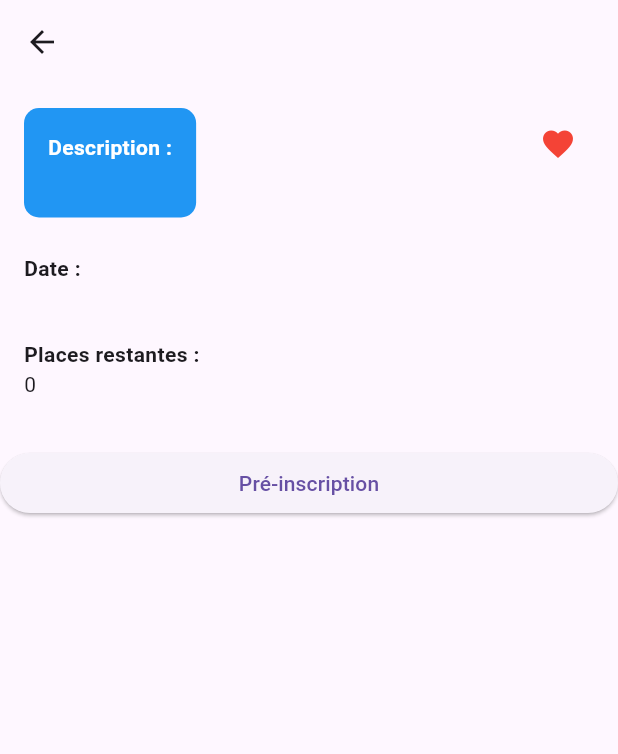
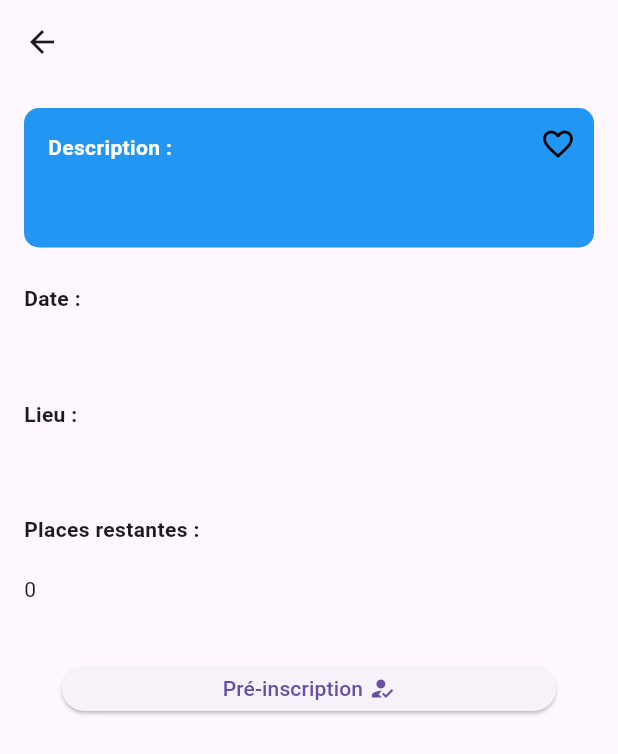
Before and after one commit to Zyphine/ConjuGO, a Flutter app: the DescriptionPage screen opened directly with empty values, on a phone screen of 412 x 824 dp. Shown: the top 754 px of the screen. Run offline on Flutter 3.47's test engine with Material 3 defaults, Android fonts, the phone set to English and light mode, and no system bars; our stand-ins replace cloud_firestore, firebase_auth, firebase_core; accounts and stored records are empty.

Commit message:
correction des boutons de activity_description

```diff
--- a/lib/activity_description.dart
+++ b/lib/activity_description.dart
@@ -1,4 +1,5 @@
 import 'package:cloud_firestore/cloud_firestore.dart';
+import 'package:conjugo/connection_page.dart';
 import 'package:conjugo/list_activity.dart';
 import 'package:firebase_auth/firebase_auth.dart';
 import 'package:flutter/material.dart';
@@ -31,7 +32,7 @@ class DescriptionPage extends StatelessWidget {
       ),
       body: Center(
         child: Column(
-          crossAxisAlignment: CrossAxisAlignment.stretch,
+          //crossAxisAlignment: CrossAxisAlignment.stretch,
           children: [
             Padding(
               padding: const EdgeInsets.fromLTRB(16.0, 16.0, 16.0, 8.0),
@@ -45,10 +46,10 @@ class DescriptionPage extends StatelessWidget {
                     child: Padding(
                       padding: const EdgeInsets.all(16.0),
                       child: Column(
-                        crossAxisAlignment: CrossAxisAlignment.start,
+                        crossAxisAlignment: CrossAxisAlignment.stretch,
                         children: [
                           const Text(
-                            'Description :',
+                            'Description :\n',
                             style: TextStyle(
                                 fontWeight: FontWeight.bold,
                                 color: Colors.white),
@@ -65,8 +66,8 @@ class DescriptionPage extends StatelessWidget {
                     top: 0,
                     right: 0,
                     child: IconButton(
-                      icon: const Icon(Icons.favorite),
-                      color: Colors.red,
+                      icon: const Icon(Icons.favorite_border),
+                      color: Colors.black,
                       onPressed: () {
                         // Implement add to favorites logic here
                       },
@@ -79,10 +80,10 @@ class DescriptionPage extends StatelessWidget {
             Padding(
               padding: const EdgeInsets.symmetric(horizontal: 16.0),
               child: Column(
-                crossAxisAlignment: CrossAxisAlignment.start,
+                crossAxisAlignment: CrossAxisAlignment.stretch,
                 children: [
                   const Text(
-                    'Date :',
+                    'Date :\n',
                     style: TextStyle(fontWeight: FontWeight.bold),
                   ),
                   Text(date),
@@ -93,10 +94,24 @@ class DescriptionPage extends StatelessWidget {
             Padding(
               padding: const EdgeInsets.symmetric(horizontal: 16.0),
               child: Column(
-                crossAxisAlignment: CrossAxisAlignment.start,
+                crossAxisAlignment: CrossAxisAlignment.stretch,
                 children: [
                   const Text(
-                    'Places restantes :',
+                    'Lieu :\n',
+                    style: TextStyle(fontWeight: FontWeight.bold),
+                  ),
+                  Text(place.toString()),
+                ],
+              ),
+            ),
+            const SizedBox(height: 16.0),
+            Padding(
+              padding: const EdgeInsets.symmetric(horizontal: 16.0),
+              child: Column(
+                crossAxisAlignment: CrossAxisAlignment.stretch,
+                children: [
+                  const Text(
+                    'Places restantes :\n',
                     style: TextStyle(fontWeight: FontWeight.bold),
                   ),
                   Text(numberOfRemainingEntries.toString()),
@@ -106,7 +121,76 @@ class DescriptionPage extends StatelessWidget {
             const SizedBox(height: 32.0),
             ElevatedButton(
               onPressed: () => registerParticipant(context),
-              child: const Text('Pré-inscription'),
+              style: ButtonStyle(
+                      maximumSize: MaterialStateProperty.all<Size>(Size(MediaQuery.of(context).size.width * 0.8, 30,)),
+                      minimumSize: MaterialStateProperty.all<Size>(Size(MediaQuery.of(context).size.width * 0.8, 30,)),
+              ),
+              child: const Row(
+                      mainAxisAlignment: MainAxisAlignment.center,
+                      children: [
+                        Text('Pré-inscription '),
+                        Icon(Icons.how_to_reg),
+                      ],
+                    ),
+            ),
+            FutureBuilder<bool>(
+              future: auth.isUserAdmin(),
+              builder: (context, snapshot) {
+                if (snapshot.connectionState == ConnectionState.waiting) {
+                  return Container(); // renvoi un container vide pendant l'attente
+                } else if (snapshot.hasError) {
+                  return Container(); // renvoi un container vide en cas d'erreur
+                } else {
+                  bool isAdmin = snapshot.data ?? false;
+
+                  // N'afficher le boutton supprimer que si l'utilisateur est admin
+                  return isAdmin? ElevatedButton(
+                    onPressed: () => deletePublication(context),
+                    style: ButtonStyle(
+                      maximumSize: MaterialStateProperty.all<Size>(Size(MediaQuery.of(context).size.width * 0.8, 30,)),
+                      minimumSize: MaterialStateProperty.all<Size>(Size(MediaQuery.of(context).size.width * 0.8, 30,)),
+                    ),
+                    child: const Row(
+                      mainAxisAlignment: MainAxisAlignment.center,
+                      children: [
+                        Text('Voir les participants '),
+                        Icon(Icons.people_alt),
+                      ],
+                    )
+                  )
+                  : Container(); //renvoi un container vide si l'utilisateur n'est pas administrateur
+                }
+              },
+            ),
+            FutureBuilder<bool>(
+              future: auth.isUserAdmin(),
+              builder: (context, snapshot) {
+                if (snapshot.connectionState == ConnectionState.waiting) {
+                  return Container(); // renvoi un container vide pendant l'attente
+                } else if (snapshot.hasError) {
+                  return Container(); // renvoi un container vide en cas d'erreur
+                } else {
+                  bool isAdmin = snapshot.data ?? false;
+
+                  // N'afficher le boutton supprimer que si l'utilisateur est admin
+                  return isAdmin? ElevatedButton(
+                    onPressed: () => deletePublication(context),
+                    style: ButtonStyle(
+                      backgroundColor: MaterialStateProperty.all<Color>(Colors.red),
+                      maximumSize: MaterialStateProperty.all<Size>(Size(MediaQuery.of(context).size.width * 0.8, 30,)),
+                      minimumSize: MaterialStateProperty.all<Size>(Size(MediaQuery.of(context).size.width * 0.8, 30,)),
+                    ),
+                    child: const Row(
+                      mainAxisAlignment: MainAxisAlignment.center,
+                      children: [
+                        Text('Supprimer la publication '),
+                        Icon(Icons.delete),
+                      ],
+                    )
+                  )
+                  : Container(); //renvoi un container vide si l'utilisateur n'est pas administrateur
+                }
+              },
             ),
           ],
         ),
@@ -143,4 +227,46 @@ class DescriptionPage extends StatelessWidget {
       }
     );
   }
+
+  Future<void> deletePublication(BuildContext context) async {
+
+    final publication = FirebaseFirestore.instance.collection("ACTIVITYDATA").doc(documentId);
+
+    showDialog<String>(
+      context: context,
+      builder: (BuildContext context) => AlertDialog(
+        title: const Text("Attention"),
+        content: const Text("Vous êtes sur le point de supprimer cette publication"),
+        actions: <Widget>[
+          TextButton(
+            onPressed: () => {
+              publication.delete().then((value) => {
+                showDialog<String>(
+                  context: context,
+                  builder: (BuildContext context) => AlertDialog(
+                    title: const Text("Confirmation de suppression"),
+                    content: const Text("La publication a été supprimée avec succès"),
+                    actions: <Widget>[
+                      TextButton(
+                        onPressed: () => {Navigator.push(
+                            context,
+                            MaterialPageRoute(builder: (context) => const ListViewHomeLayout()),
+                          )},
+                        child: const Text('OK'),
+                      ),
+                    ],
+                  ),
+                )
+              })
+            },
+            child: const Text('Confirmer'),
+          ),
+          TextButton(onPressed: () {
+            Navigator.pop(context);
+          },
+          child: const Text("Annuler"))
+        ],
+      ),
+    );
+  }
 }
--- a/lib/drawer_menu.dart
+++ b/lib/drawer_menu.dart
@@ -157,8 +157,7 @@ class DrawerMenu extends Drawer {
                     bool isAdmin = snapshot.data ?? false;
 
                     // N'afficher le boutton vers le tableau de bord que si l'utilisateur est admin
-                    return isAdmin
-                        ? Padding(
+                    return isAdmin? Padding(
                       padding: const EdgeInsets.only(bottom: 20),
                       child: GestureDetector(
                         onTap: () {
```
Lines whose indentation alone changed are shown as unchanged.
